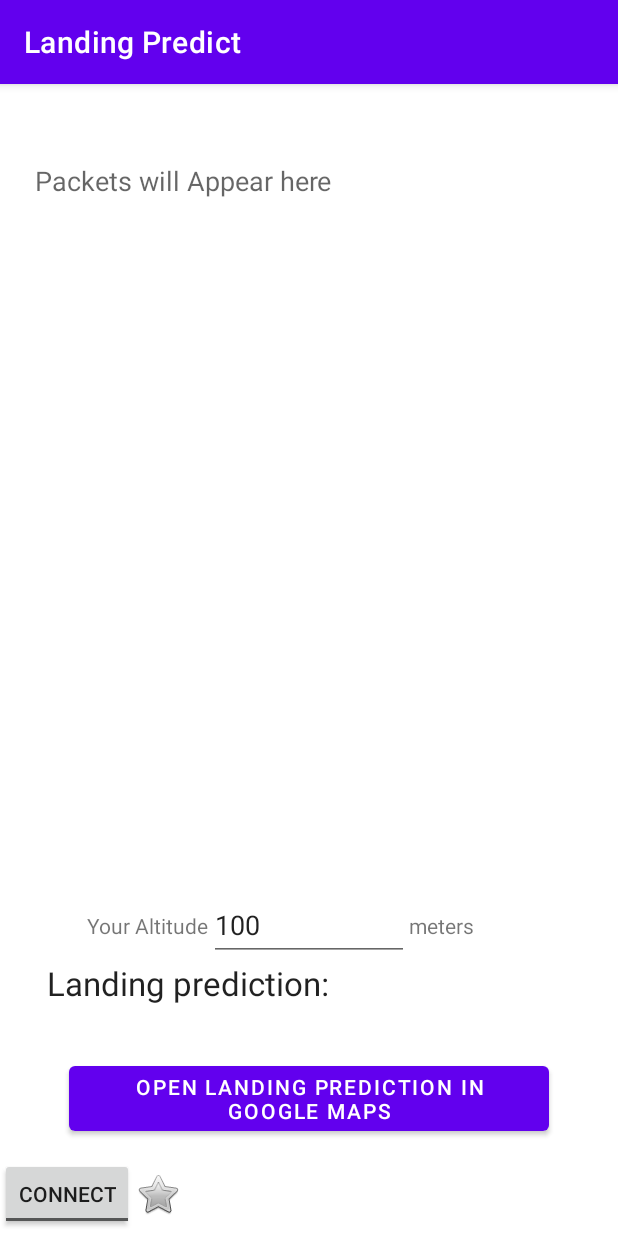
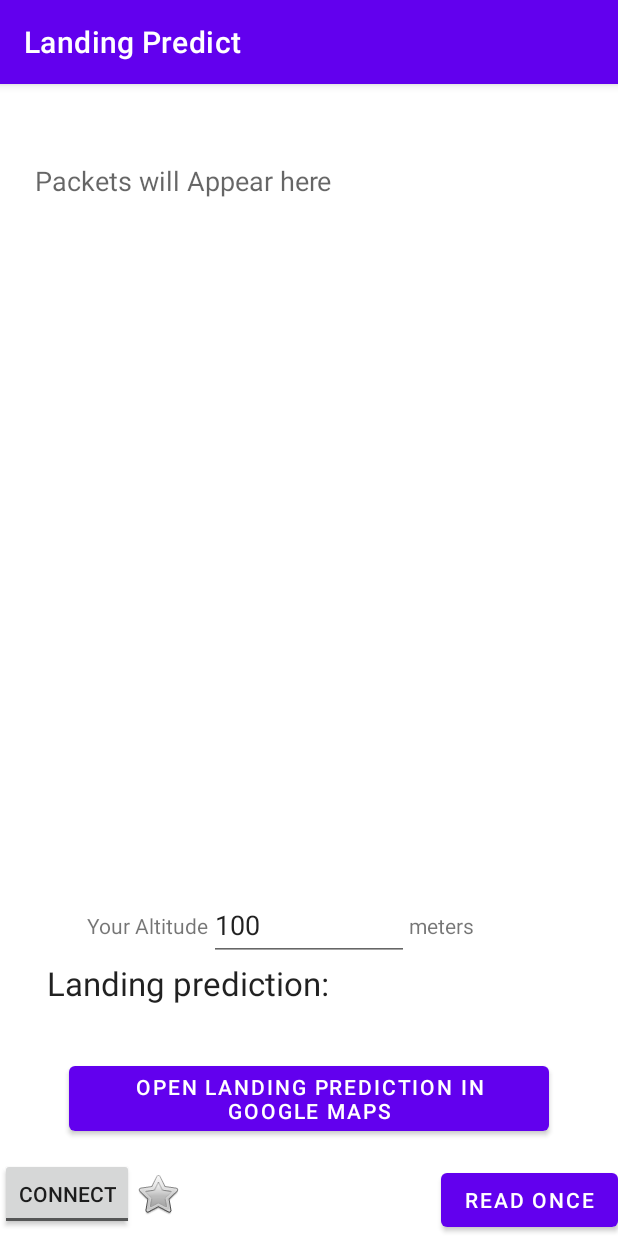
Before and after one commit to parchedpacha/LandingPredictApp, an Android app: the screen it shows after launch (MainActivity), after a tap on "CONNECTED", on a phone screen of 412 x 824 dp. Run offline under Robolectric (Android 15) with nearby library versions, the phone set to English and light mode, and no system bars; libraries missing offline, so code that uses them is left out: com.hoho.android; 5 statements that could not run were skipped; 2 other taps on this screen came first.

Commit message:
I think I finished the parsing logic, might still need some extra logic in case of packet corruption but that will come later. Now theres a button that will read for 500ms so I can test that and uncover SO many bugs

```diff
--- a/app/src/main/java/net/squishypigs/serialgpsrxv3/MainActivity.java
+++ b/app/src/main/java/net/squishypigs/serialgpsrxv3/MainActivity.java
@@ -39,6 +39,7 @@ import com.hoho.android.usbserial.driver.UsbSerialProber;
 import com.hoho.android.usbserial.util.SerialInputOutputManager;
 
 import java.io.IOException;
+import java.util.ArrayList;
 import java.util.List;
 import java.util.concurrent.TimeUnit;
 
@@ -61,13 +62,13 @@ public class MainActivity extends AppCompatActivity {
 
         EditText User_alt_ET =  findViewById(R.id.user_altitude_edit_text);
         this.setRequestedOrientation(SCREEN_ORIENTATION_PORTRAIT);
-        // I do not want to sort out rotations and stuff, plus the users phone might inteentionally
-        // have its orientation screwed with and need to maintain functionality. For instance, poointing the user's
+        // I do not want to sort out rotations and stuff, plus the users phone might intentionally
+        // have its orientation screwed with and need to maintain functionality. For instance, pointing the user's
         // phone up to the sky should not cause the app to rotate at all.
 
 
         // SERIAL TRASH ----------------------------------------------------------------------------
-        setbutton();
+        setButton();
         start_connection();
 
         // END SERIAL TRASH ------------------------------------------------------------------------
@@ -75,12 +76,25 @@ public class MainActivity extends AppCompatActivity {
             if (!hasFocus) {
                 String text = User_alt_ET.getText().toString();
                 predict.setUser_altitude(Double.parseDouble(text));
-                TextView landing_prediction_area=findViewById(R.id.landing_prediction_area);
-                landing_prediction_area.append("\nuser altitude = "+predict.getUser_altitude());
+                //TextView landing_prediction_area=findViewById(R.id.landing_prediction_area);
+                //landing_prediction_area.append("\nuser altitude = "+predict.getUser_altitude());
             }
         };
+
         User_alt_ET.setOnFocusChangeListener(listener);
 
+        @SuppressLint("SetTextI18n") View.OnClickListener readButtonListener = (v) -> {
+            //I could not give any less of a f*** about the concatenation warning
+            predict.read_one_time();
+            List<String> allpackets= predict.getRaw_packets();
+            TextView packet_area= findViewById(R.id.packet_text_view);
+            packet_area.setText(String.valueOf(allpackets));
+            TextView landing_prediction_area=findViewById(R.id.landing_prediction_area);
+            landing_prediction =predict.getLanding_prediction_coords();
+            landing_prediction_area.setText("Landing Prediction: "+ landing_prediction);
+        };
+        Button readButton = findViewById(R.id.readbutton);
+        readButton.setOnClickListener(readButtonListener);
         //mainLooper = new Handler(Looper.getMainLooper());
     }
     // TODO Add serial Opening function
@@ -102,20 +116,21 @@ public class MainActivity extends AppCompatActivity {
 //
 //        predict.setUser_altitude(Double.parseDouble(user_alt.toString()) );
 //    }
+
     public void connection_button_callback(View view) {
 
 
-        setbutton();
+        setButton();
 
     }
 
-    public void setbutton()  {
-        ToggleButton buttonview = findViewById(R.id.connectionButton);
-        if (buttonview.isChecked()) {
+    public void setButton()  {
+        ToggleButton buttonView = findViewById(R.id.connectionButton);
+        if (buttonView.isChecked()) {
             start_connection();
 
             if (port ==null || !port.isOpen()) {
-                buttonview.setChecked(false);
+                buttonView.setChecked(false);
             }
         } else {
             if (port != null) {
@@ -135,7 +150,7 @@ public class MainActivity extends AppCompatActivity {
         // Find all available drivers from attached devices.
         UsbManager manager = (UsbManager) getSystemService(Context.USB_SERVICE);
         List<UsbSerialDriver> availableDrivers = UsbSerialProber.getDefaultProber().findAllDrivers(manager);
-        ToggleButton buttonview = findViewById(R.id.connectionButton);
+        ToggleButton buttonView = findViewById(R.id.connectionButton);
         if (availableDrivers.isEmpty()) {
             return;
         }
@@ -152,7 +167,7 @@ public class MainActivity extends AppCompatActivity {
                 port.setParameters(9600, 8, UsbSerialPort.STOPBITS_1, UsbSerialPort.PARITY_NONE);
                 ImageView iv = findViewById(R.id.connectedStar);
                 iv.setVisibility(View.VISIBLE);
-                buttonview.setChecked(true);
+                buttonView.setChecked(true);
                 usbIoManager = new SerialInputOutputManager(port, (SerialInputOutputManager.Listener) this);
                 usbIoManager.start();
 
--- a/app/src/main/res/layout/activity_main.xml
+++ b/app/src/main/res/layout/activity_main.xml
@@ -10,7 +10,7 @@
         android:id="@+id/textView2"
         android:layout_width="wrap_content"
         android:layout_height="wrap_content"
-        android:text="meters"
+        android:text="@string/altitude_meters_label"
         app:layout_constraintBottom_toBottomOf="@+id/user_altitude_edit_text"
         app:layout_constraintStart_toEndOf="@+id/user_altitude_edit_text"
         app:layout_constraintTop_toTopOf="@+id/user_altitude_edit_text" />
@@ -150,4 +150,12 @@
         app:layout_constraintStart_toStartOf="parent"
         app:layout_constraintTop_toBottomOf="@+id/button" />
 
+    <Button
+        android:id="@+id/readbutton"
+        android:layout_width="wrap_content"
+        android:layout_height="wrap_content"
+        android:text="Read Once"
+        app:layout_constraintBottom_toBottomOf="parent"
+        app:layout_constraintEnd_toEndOf="parent" />
+
 </androidx.constraintlayout.widget.ConstraintLayout>
--- a/app/src/main/res/values/strings.xml
+++ b/app/src/main/res/values/strings.xml
@@ -3,4 +3,5 @@
     <string name="landing_prediction_gmaps_btn_txt">Open Landing prediction in Google Maps</string>
     <string name="landing_prediction">Landing prediction:</string>
     <string name="landing_guess_text">Packets will Appear here</string>
+    <string name="altitude_meters_label">meters</string>
 </resources>
```
Also changed, not shown: app/src/main/java/net/squishypigs/serialgpsrxv3/Predict.java (+19 -14 lines).
